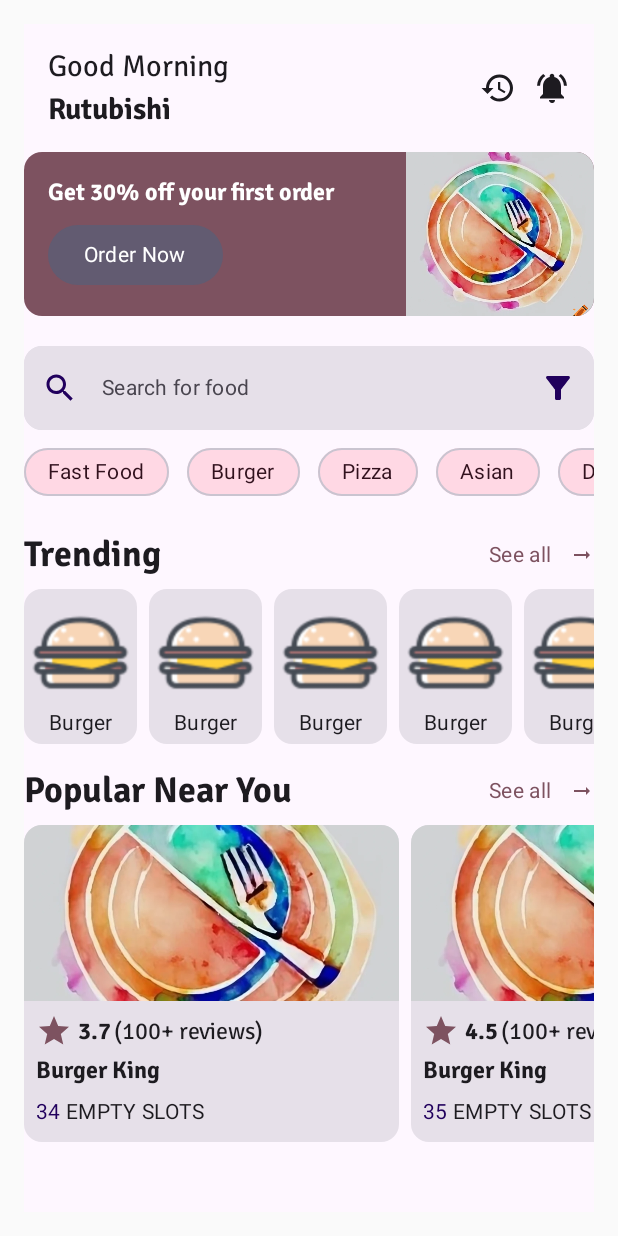
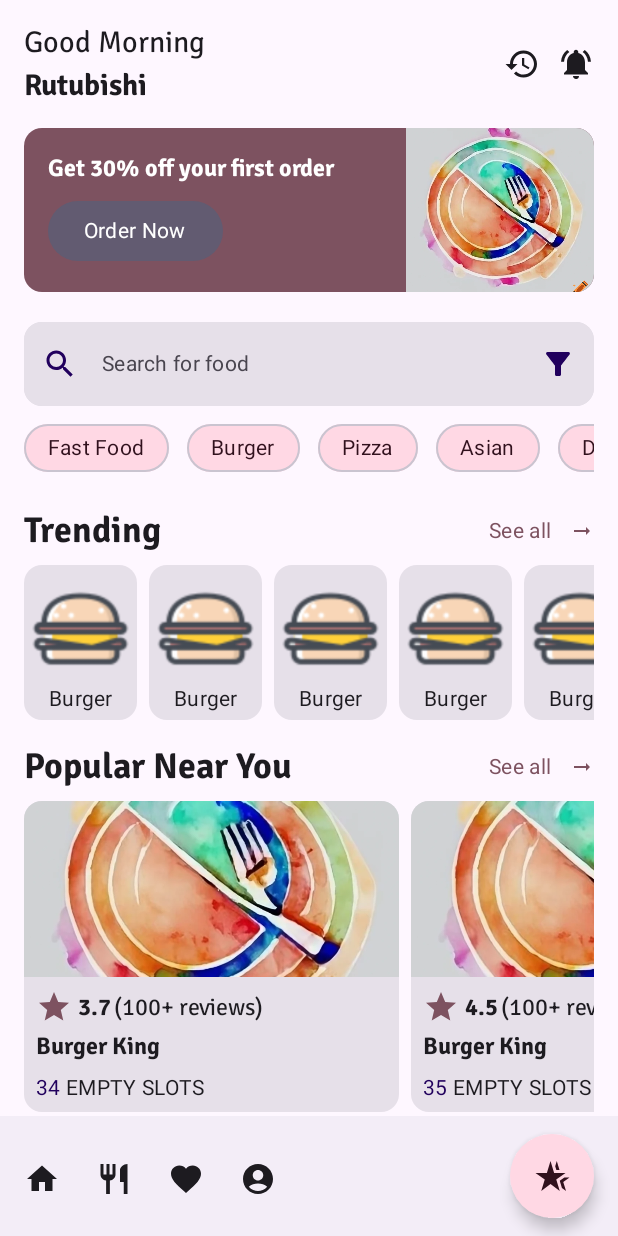
Before and after one commit to rutubishi/TableTop, an Android app built with Jetpack Compose: the screen it shows after launch (MainActivity), on a phone screen of 412 x 824 dp. Run offline under Robolectric (Android 15) with nearby library versions, the phone set to English and light mode, and no system bars; Roboto replaces fonts that are not available here.

Commit message:
HomePage: Add BottomBar

```diff
--- a/android/src/main/java/com/rutubishi/android/MainActivity.kt
+++ b/android/src/main/java/com/rutubishi/android/MainActivity.kt
@@ -3,14 +3,17 @@ package com.rutubishi.android
 import android.os.Bundle
 import androidx.activity.compose.setContent
 import androidx.appcompat.app.AppCompatActivity
+import androidx.compose.foundation.layout.PaddingValues
 import androidx.compose.foundation.layout.padding
 import androidx.compose.material3.ExperimentalMaterial3Api
+import androidx.compose.material3.FabPosition
 import androidx.compose.material3.Scaffold
 import androidx.compose.runtime.Composable
 import androidx.compose.ui.Modifier
 import androidx.compose.ui.tooling.preview.Preview
 import androidx.compose.ui.unit.dp
 import com.rutubishi.android.ui.presentation.components.HomeAppBar
+import com.rutubishi.android.ui.presentation.components.HomeBottomBar
 import com.rutubishi.android.ui.presentation.screens.HomeScreen
 import com.rutubishi.common.App
 import com.rutubishi.common.ui.theme.TableTopTheme
@@ -22,13 +25,22 @@ class MainActivity : AppCompatActivity() {
         setContent {
             TableTopTheme {
                 Scaffold(
-                    modifier = Modifier.padding(16.dp),
+                    modifier = Modifier,
                     topBar = {
                         HomeAppBar()
-                    }
+                    },
+                    bottomBar = {
+                        HomeBottomBar()
+                    },
+                    floatingActionButtonPosition = FabPosition.Center,
                 ) { padding ->
 
-                    HomeScreen(paddingValues = padding)
+                    HomeScreen(paddingValues = PaddingValues(
+                        top = padding.calculateTopPadding(),
+                        bottom = padding.calculateBottomPadding(),
+                        start = 16.dp,
+                        end = 16.dp,
+                    ))
 
                 }
 
--- /dev/null
+++ b/android/src/main/java/com/rutubishi/android/ui/presentation/components/HomeBottomBar.kt
@@ -0,0 +1,67 @@
+package com.rutubishi.android.ui.presentation.components
+
+import androidx.compose.foundation.shape.CircleShape
+import androidx.compose.material3.BottomAppBar
+import androidx.compose.material3.FloatingActionButton
+import androidx.compose.material3.Icon
+import androidx.compose.material3.IconButton
+import androidx.compose.material3.MaterialTheme
+import androidx.compose.runtime.Composable
+import androidx.compose.ui.Modifier
+import androidx.compose.ui.res.painterResource
+import com.rutubishi.android.R
+
+@Composable
+fun HomeBottomBar(
+    modifier: Modifier = Modifier,
+) {
+
+    BottomAppBar(
+        actions = {
+            IconButton(onClick = { /*TODO*/ }){
+                Icon(
+                    painter = painterResource(id = R.drawable.ic_home),
+                    contentDescription = "home"
+                )
+            }
+
+            IconButton(onClick = { /*TODO*/ }){
+                Icon(
+                    painter = painterResource(id = R.drawable.ic_restaurants),
+                    contentDescription = "restaurants"
+                )
+            }
+
+            IconButton(onClick = { /*TODO*/ }){
+                Icon(
+                    painter = painterResource(id = R.drawable.ic_favorites),
+                    contentDescription = "favorites"
+                )
+            }
+
+            IconButton(onClick = { /*TODO*/ }){
+                Icon(
+                    painter = painterResource(id = R.drawable.ic_profile),
+                    contentDescription = "profile",
+                )
+            }
+
+        },
+        modifier = modifier,
+        floatingActionButton = {
+            FloatingActionButton(
+                onClick = { /*TODO*/ },
+                containerColor = MaterialTheme.colorScheme.tertiaryContainer,
+                contentColor = MaterialTheme.colorScheme.onTertiaryContainer,
+                shape = CircleShape,
+                content = {
+                    Icon(
+                        painter = painterResource(id = R.drawable.ic_hotel_star),
+                        contentDescription = "Cart",
+                        tint = MaterialTheme.colorScheme.onTertiaryContainer
+                    )
+                })
+        }
+    )
+
+}
--- /dev/null
+++ b/android/src/main/res/drawable/ic_favorites.xml
@@ -0,0 +1,5 @@
+<vector android:height="24dp" android:tint="#000000"
+    android:viewportHeight="24" android:viewportWidth="24"
+    android:width="24dp" xmlns:android="http://schemas.android.com/apk/res/android">
+    <path android:fillColor="@android:color/white" android:pathData="M12,21.35l-1.45,-1.32C5.4,15.36 2,12.28 2,8.5 2,5.42 4.42,3 7.5,3c1.74,0 3.41,0.81 4.5,2.09C13.09,3.81 14.76,3 16.5,3 19.58,3 22,5.42 22,8.5c0,3.78 -3.4,6.86 -8.55,11.54L12,21.35z"/>
+</vector>
--- /dev/null
+++ b/android/src/main/res/drawable/ic_home.xml
@@ -0,0 +1,5 @@
+<vector android:height="24dp" android:tint="#000000"
+    android:viewportHeight="24" android:viewportWidth="24"
+    android:width="24dp" xmlns:android="http://schemas.android.com/apk/res/android">
+    <path android:fillColor="@android:color/white" android:pathData="M10,20v-6h4v6h5v-8h3L12,3 2,12h3v8z"/>
+</vector>
--- /dev/null
+++ b/android/src/main/res/drawable/ic_hotel_star.xml
@@ -0,0 +1,5 @@
+<vector android:height="24dp" android:tint="#000000"
+    android:viewportHeight="24" android:viewportWidth="24"
+    android:width="24dp" xmlns:android="http://schemas.android.com/apk/res/android">
+    <path android:fillColor="@android:color/white" android:pathData="M8.58,10H1l6.17,4.41L4.83,22L11,17.31L17.18,22l-2.35,-7.59L21,10h-7.58L11,2L8.58,10zM21.36,22l-1.86,-6.01L23.68,13h-3.44l-3.08,2.2l1.46,4.72L21.36,22zM17,8l-1.82,-6l-1.04,3.45L14.91,8H17z"/>
+</vector>
--- /dev/null
+++ b/android/src/main/res/drawable/ic_profile.xml
@@ -0,0 +1,5 @@
+<vector android:height="24dp" android:tint="#000000"
+    android:viewportHeight="24" android:viewportWidth="24"
+    android:width="24dp" xmlns:android="http://schemas.android.com/apk/res/android">
+    <path android:fillColor="@android:color/white" android:pathData="M12,2C6.48,2 2,6.48 2,12s4.48,10 10,10s10,-4.48 10,-10S17.52,2 12,2zM12,6c1.93,0 3.5,1.57 3.5,3.5S13.93,13 12,13s-3.5,-1.57 -3.5,-3.5S10.07,6 12,6zM12,20c-2.03,0 -4.43,-0.82 -6.14,-2.88C7.55,15.8 9.68,15 12,15s4.45,0.8 6.14,2.12C16.43,19.18 14.03,20 12,20z"/>
+</vector>
--- /dev/null
+++ b/android/src/main/res/drawable/ic_restaurants.xml
@@ -0,0 +1,5 @@
+<vector android:height="24dp" android:tint="#000000"
+    android:viewportHeight="24" android:viewportWidth="24"
+    android:width="24dp" xmlns:android="http://schemas.android.com/apk/res/android">
+    <path android:fillColor="@android:color/white" android:pathData="M11,9L9,9L9,2L7,2v7L5,9L5,2L3,2v7c0,2.12 1.66,3.84 3.75,3.97L6.75,22h2.5v-9.03C11.34,12.84 13,11.12 13,9L13,2h-2v7zM16,6v8h2.5v8L21,22L21,2c-2.76,0 -5,2.24 -5,4z"/>
+</vector>
--- a/common/src/commonMain/kotlin/com/rutubishi/common/ui/presentation/components/PopularRestaurant.kt
+++ b/common/src/commonMain/kotlin/com/rutubishi/common/ui/presentation/components/PopularRestaurant.kt
@@ -96,7 +96,7 @@ fun PopularRestaurant(
                     // empty slots
                     RestaurantSlots(
                         modifier = Modifier
-                            .padding(bottom = 8.dp),
+                            .padding(bottom = 4.dp),
                         emptySlots = emptySlots
                     )
 
@@ -197,7 +197,7 @@ fun PopularRestaurantList(
 }
 
 
-fun parseReviews(reviews: Int): String {
+private fun parseReviews(reviews: Int): String {
     val reviewData = if(reviews < 100) "$reviews" else "100+"
     return "($reviewData reviews)"
 }
```
